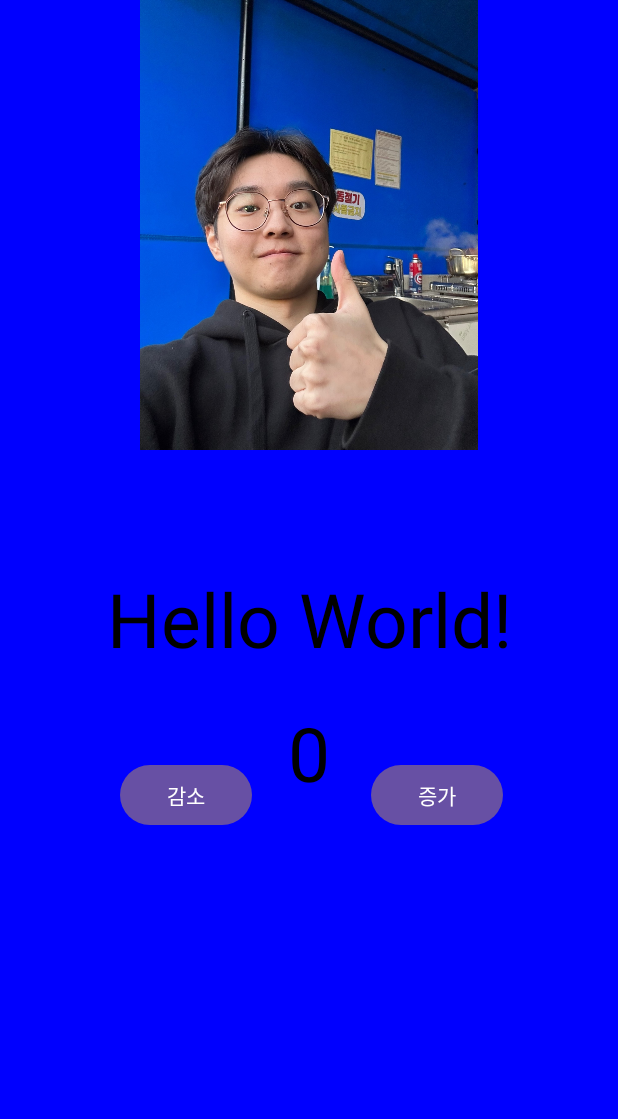
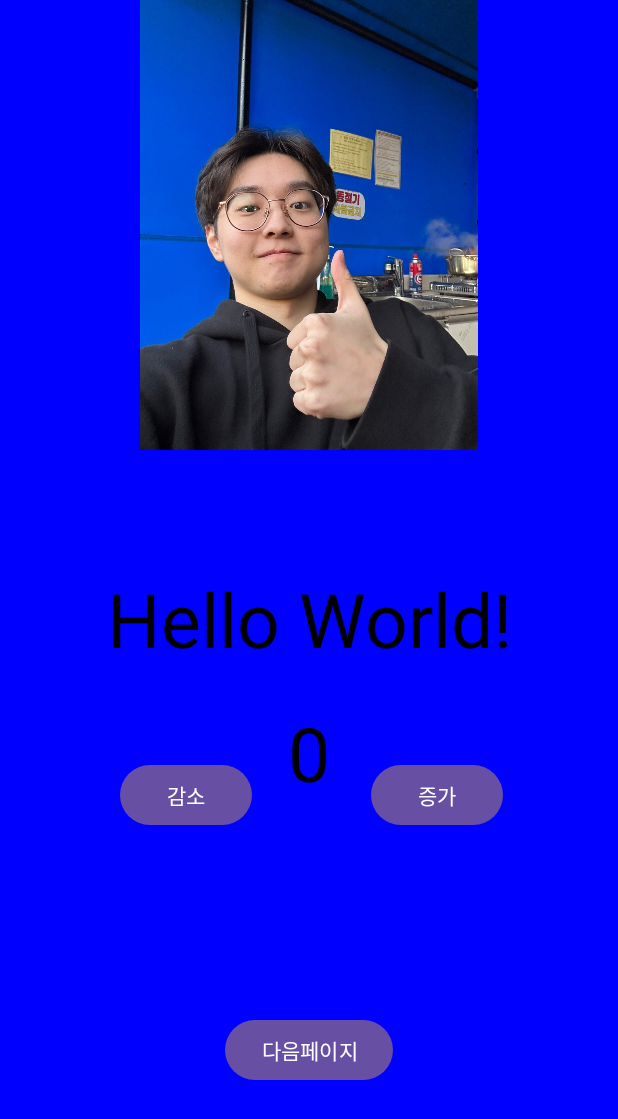
Before and after one commit to Ryosu7/test_project, an Android app: the layout activity_main.xml on its own in the app's theme, with its tools: preview values and no code run, on a phone screen of 412 x 824 dp. Shown: the top 1119 px of the screen. Run offline under Robolectric (Android 15) with nearby library versions, the phone set to English and light mode, and no system bars.

Commit message:
Another_Page
다른페이지로 넘어가기

```diff
--- a/app/src/main/AndroidManifest.xml
+++ b/app/src/main/AndroidManifest.xml
@@ -13,6 +13,9 @@
         android:theme="@style/Theme.Test_project"
         tools:targetApi="31">
         <activity
+            android:name=".Activity2"
+            android:exported="false" />
+        <activity
             android:name=".MainActivity"
             android:exported="true">
             <intent-filter>
--- a/app/src/main/res/layout/activity_main.xml
+++ b/app/src/main/res/layout/activity_main.xml
@@ -70,6 +70,16 @@
         app:layout_constraintStart_toStartOf="parent"
         app:layout_constraintTop_toBottomOf="@+id/dataBindingEx" />
 
+    <Button
+        android:id="@+id/button"
+        android:layout_width="wrap_content"
+        android:layout_height="wrap_content"
+        android:layout_marginBottom="100dp"
+        android:text="다음페이지"
+        app:layout_constraintBottom_toBottomOf="parent"
+        app:layout_constraintEnd_toEndOf="parent"
+        app:layout_constraintStart_toStartOf="parent" />
+
 
 </androidx.constraintlayout.widget.ConstraintLayout>
 
```
Also changed, not shown: app/src/main/java/com/example/test_project/Activity2.kt (added, +20 -0 lines), app/src/main/java/com/example/test_project/MainActivity.kt (+7 -1 lines), app/src/main/res/layout/activity_2.xml (added, +30 -0 lines).
